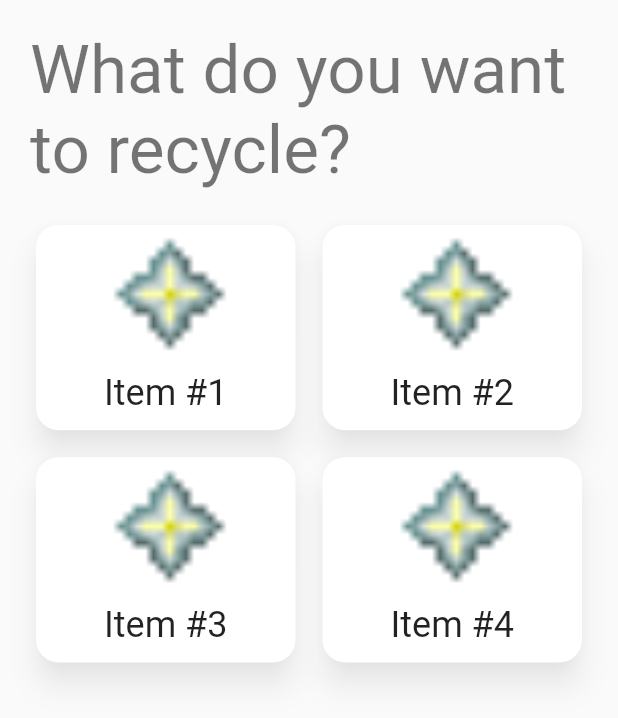
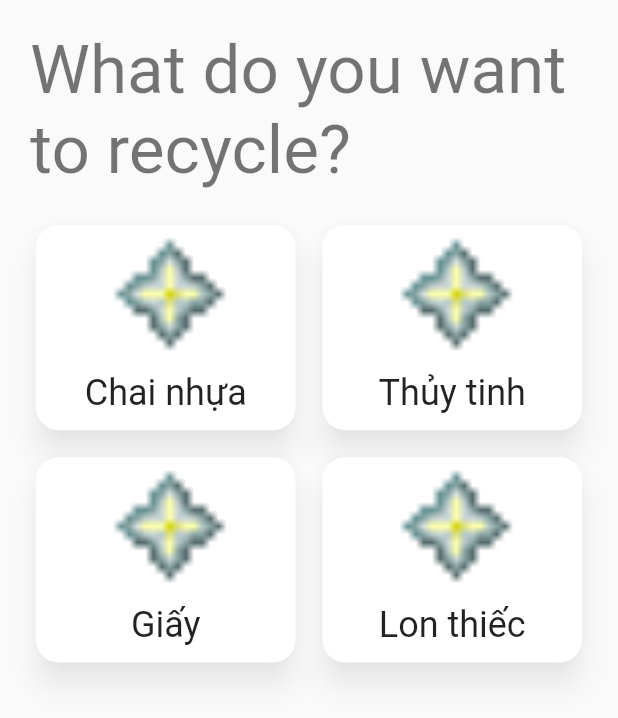
Before and after one commit to phuong-nh/Leafy, a Flutter app: the RecycleMapInterface screen opened directly, on a phone screen of 412 x 824 dp. Shown: the top 718 px of the screen. Run offline on Flutter 3.47's test engine with Material 2 defaults, Android fonts, the phone set to English and light mode, and no system bars; our stand-ins replace cloud_firestore, flutter_html, flutter_icons, flutter_markdown; accounts and stored records are empty.

Commit message:
content-fixing

```diff
--- a/lib/modules/recycleMap/recycleMapData.dart
+++ b/lib/modules/recycleMap/recycleMapData.dart
@@ -62,35 +62,24 @@ class RecycleMapCardData {
   _RecycleMapPointListData cardDataPointList;
   Widget getTitle(BuildContext context) {
     return Container(
-      child: Text(
-        cardTitle,
-        style: Theme.of(context).textTheme.headline5,
-      ),
+      child: Text(cardTitle, style: Theme.of(context).textTheme.headline5,),
       alignment: Alignment.center,
       height: 50,
     );
   }
-
   Widget getImage() {
-    return Expanded(
-      child: Image.asset(
-        cardImageDir,
-        fit: BoxFit.fitHeight,
-      ),
-    );
+    return Expanded(child: Image.asset(cardImageDir,
+      fit: BoxFit.fitHeight,
+    ),);
   }
-
   Widget getUnexpandedImage() {
-    return Image.asset(
-      cardImageDir,
+    return Image.asset(cardImageDir,
       fit: BoxFit.fitHeight,
     );
   }
-
   String getTitleString() {
     return cardTitle;
   }
-
   Widget getPointListDataList() {
     return cardDataPointList._getPointListData();
   }
@@ -100,56 +89,55 @@ List<RecycleMapCardData> recycleMapCardDatabase = new List();
 
 int recycleMapCardDatabaseGenerator() {
   recycleMapCardDatabase.add(RecycleMapCardData(
-    cardTitle: 'Item #1',
+    cardTitle: 'Chai nhựa',
     cardImageDir: 'lib/assets/recycleMapAssets/icon_placeholder.png',
-    cardDataPointList:
-        _RecycleMapPointListData(pointList: <RecycleMapPointData>[
+    cardDataPointList: _RecycleMapPointListData(pointList: <RecycleMapPointData>[
       RecycleMapPointData(
-        pointName: 'Ngung Bich Tower',
-        pointDescription: 'You can find Kieu here',
+        pointName: 'Unreal Cafe',
+        pointDescription: '28 đường Thất Hiệu, Đà Nẵng',
       ),
       RecycleMapPointData(
-        pointName: 'Wakanda',
-        pointDescription: 'Unlimited Vibranium',
+        pointName: 'Xưởng Chốn Ảo',
+        pointDescription: '85 đường Bất Tại, Đà Nẵng',
       ),
     ]),
   ));
   recycleMapCardDatabase.add(RecycleMapCardData(
-    cardTitle: 'Item #2',
+    cardTitle: 'Thủy tinh',
     cardImageDir: 'lib/assets/recycleMapAssets/icon_placeholder.png',
-    cardDataPointList:
-        _RecycleMapPointListData(pointList: <RecycleMapPointData>[
+    cardDataPointList: _RecycleMapPointListData(pointList: <RecycleMapPointData>[
       RecycleMapPointData(
-        pointName: 'America',
-        pointDescription: 'Get your guns ready',
+        pointName: 'Nhà máy thủy tinh Sơn Tinh',
+        pointDescription: '73 đường Viễn Hướng, Đà Nẵng',
+      ),
+      RecycleMapPointData(
+        pointName: 'Xưởng Chốn Ảo',
+        pointDescription: '85 đường Bất Tại, Đà Nẵng',
       ),
     ]),
   ));
   recycleMapCardDatabase.add(RecycleMapCardData(
-    cardTitle: 'Item #3',
+    cardTitle: 'Giấy',
     cardImageDir: 'lib/assets/recycleMapAssets/icon_placeholder.png',
-    cardDataPointList:
-        _RecycleMapPointListData(pointList: <RecycleMapPointData>[
+    cardDataPointList: _RecycleMapPointListData(pointList: <RecycleMapPointData>[
       RecycleMapPointData(
-        pointName: 'America',
-        pointDescription: 'Get your guns ready',
+        pointName: 'Xưởng Chốn Ảo',
+        pointDescription: '85 đường Bất Tại, Đà Nẵng',
       ),
     ]),
   ));
   recycleMapCardDatabase.add(RecycleMapCardData(
-    cardTitle: 'Item #4',
+    cardTitle: 'Lon thiếc',
     cardImageDir: 'lib/assets/recycleMapAssets/icon_placeholder.png',
-    cardDataPointList:
-        _RecycleMapPointListData(pointList: <RecycleMapPointData>[
+    cardDataPointList: _RecycleMapPointListData(pointList: <RecycleMapPointData>[
       RecycleMapPointData(
-        pointName: 'America',
-        pointDescription: 'Get your guns ready',
+        pointName: 'Không gian sáng tạo Đồ Vọc Vạch',
+        pointDescription: '142 đường Thất Hiệu, Đà Nẵng',
       ),
     ]),
   ));
   return 4;
 }
-
 RecycleMapCardData getRecycleMapCardData(int _index) {
   return recycleMapCardDatabase[_index];
 }
--- a/lib/src/screen/event.dart
+++ b/lib/src/screen/event.dart
@@ -10,6 +10,7 @@ class EventScreen extends StatefulWidget {
   @override
   _EventScreenState createState() => _EventScreenState();
 }
+
 
 
 class _EventScreenState extends State<EventScreen> {
```
Also changed, not shown: lib/modules/dailyQuiz/dailyQuizData.dart (+88 -29 lines), lib/modules/shop/shopData.dart (+13 -3 lines).
